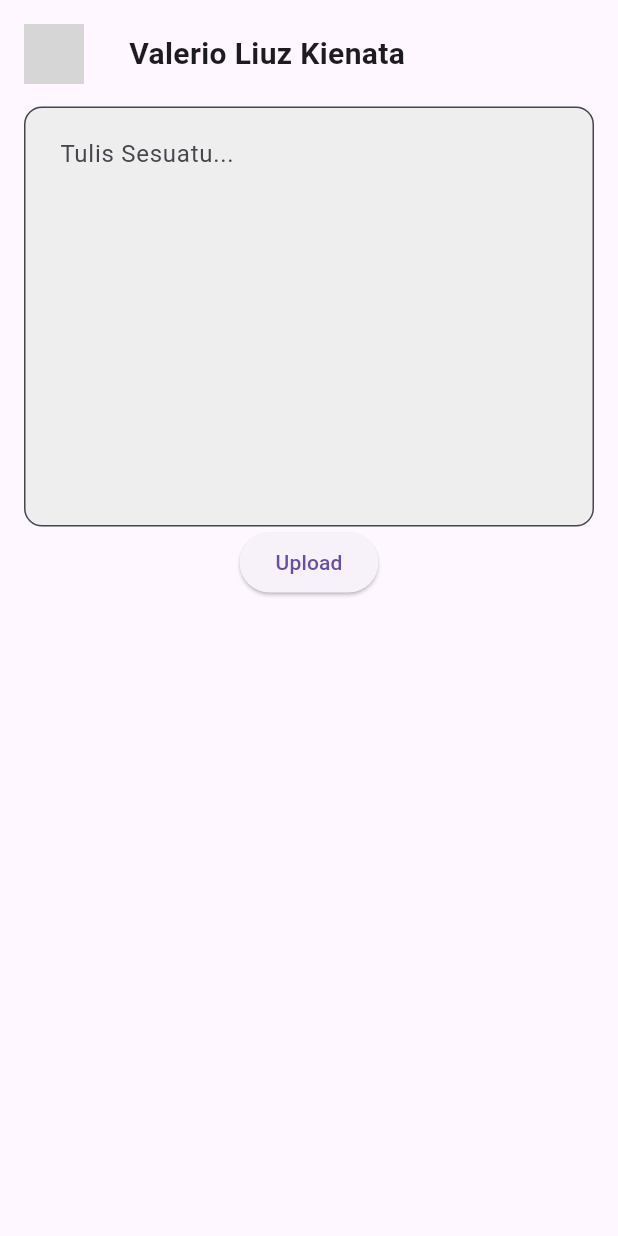
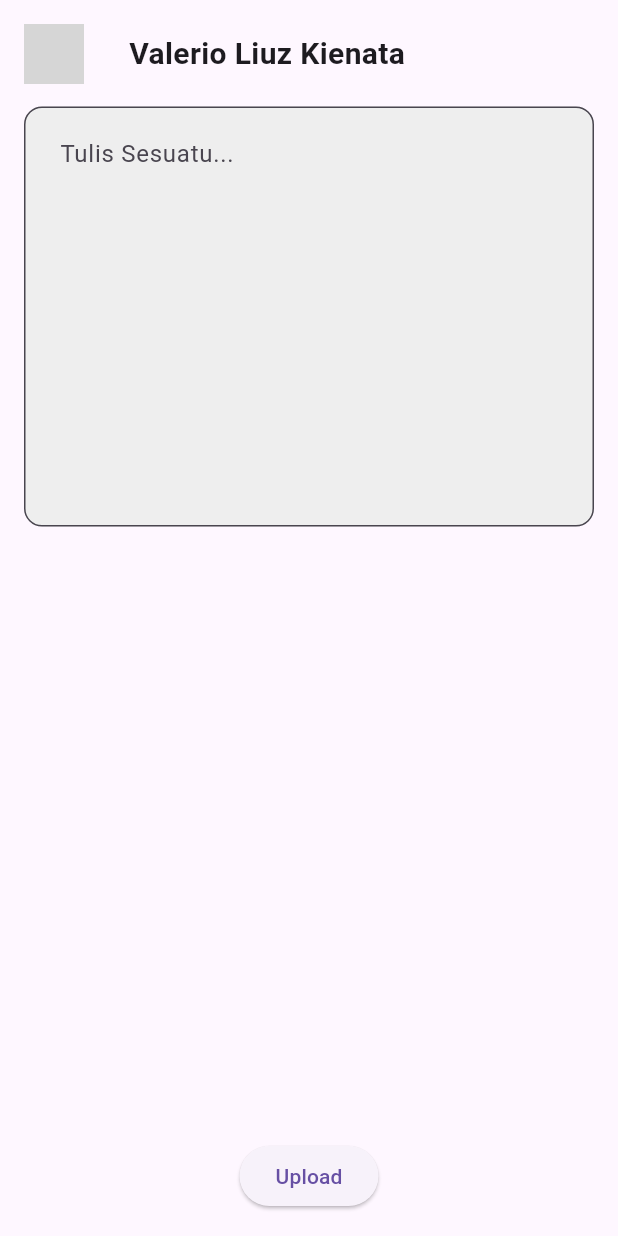
Before and after one commit to Arnold231110087/TugasFrontEndMobile, a Flutter app: the UploadPage screen opened directly, on a phone screen of 412 x 824 dp. Run offline on Flutter 3.47's test engine with Material 3 defaults, Android fonts, the phone set to English and light mode, and no system bars; grey boxes are pictures that could not be loaded.

Commit message:
Mengatur judul pada appbar

```diff
--- a/lib/main.dart
+++ b/lib/main.dart
@@ -86,7 +86,7 @@ class _MainNavigationState extends State<MainNavigation> {
         actions: [
           Padding(
             padding: const EdgeInsets.only(right: 16.0),
-            child: Icon(Icons.chat_bubble_outline, color: Colors.white),
+            child: _selectedIndex == 4 ? Text("VALERIO LIUZ KIENATA",style: TextStyle(color: Colors.white,fontSize: 15,fontWeight: FontWeight.bold),) : Icon(Icons.chat_bubble_outline, color: Colors.white),
           ),
         ],
       ),
--- a/lib/upload_page.dart
+++ b/lib/upload_page.dart
@@ -37,6 +37,7 @@ class UploadPage extends StatelessWidget {
                 ),
               ),
             ),
+            Spacer(),
             ElevatedButton(onPressed: () {}, child: Text("Upload")),
           ],
         ),
```
